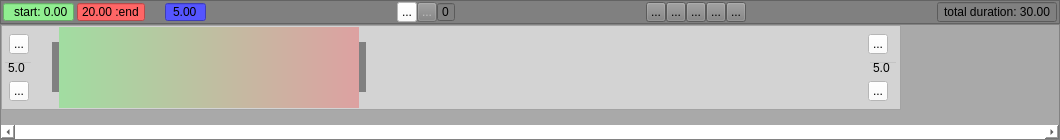
Old version of the form animtimeline.ui in the repository hiergaut/AnimTimeline.
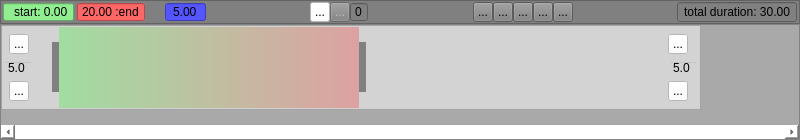
New version of the form. Icons and pictures are not drawn. Custom widgets are drawn as their Qt base class.

```diff
--- a/animtimeline.ui
+++ b/animtimeline.ui
@@ -6,7 +6,7 @@
    <rect>
     <x>0</x>
     <y>0</y>
-    <width>1060</width>
+    <width>800</width>
     <height>140</height>
    </rect>
   </property>
@@ -524,7 +524,7 @@
        <rect>
         <x>0</x>
         <y>0</y>
-        <width>900</width>
+        <width>700</width>
         <height>103</height>
        </rect>
       </property>
@@ -536,7 +536,7 @@
       </property>
       <property name="minimumSize">
        <size>
-        <width>900</width>
+        <width>700</width>
         <height>0</height>
        </size>
       </property>
@@ -1117,6 +1117,12 @@
     <slot>onPauseMode()</slot>
    </slots>
   </customwidget>
+  <customwidget>
+   <class>QFrameButtons</class>
+   <extends>QFrame</extends>
+   <header>qframebuttons.h</header>
+   <container>1</container>
+  </customwidget>
  </customwidgets>
  <resources>
   <include location="timeline.qrc"/>
```
Left out of the diff: 2 changed lines with no effect on the pictures.
